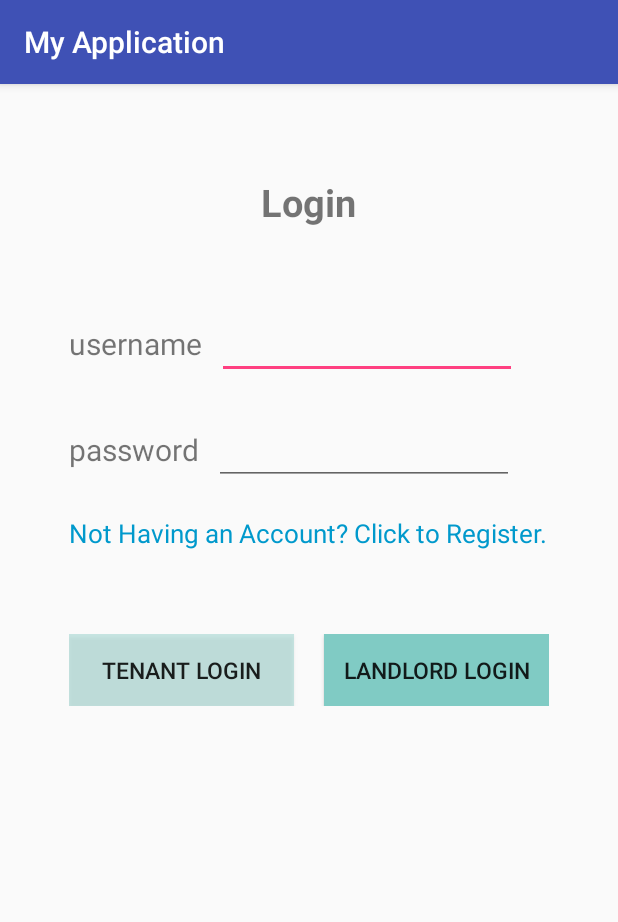
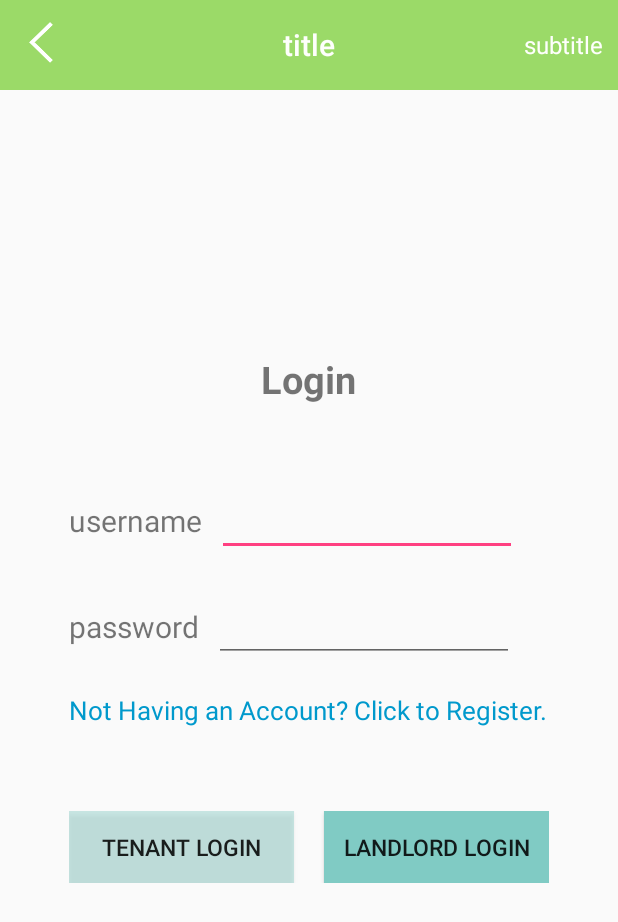
Before and after one commit to LexiLuo/MyApplication, an Android app: the screen it shows after launch (LoginActivity), on a phone screen of 412 x 824 dp. Shown: the top 922 px of the screen. Run offline under Robolectric (Android 15) with nearby library versions, the phone set to English and light mode, and no system bars.

Commit message:
develop: toolbar标题栏的制作以及item中button监听的实现
存在一个小bug，在activity中设置标题栏title无效

```diff
--- /dev/null
+++ b/app/src/main/java/com/example/luoxuechun/myapplication/ui/BaseAppCompatActivity.java
@@ -0,0 +1,133 @@
+package com.example.luoxuechun.myapplication.ui;
+
+import android.os.Bundle;
+import android.support.v7.app.AppCompatActivity;
+import android.support.v7.widget.Toolbar;
+import android.util.Log;
+import android.view.View;
+import android.widget.TextView;
+
+import com.example.luoxuechun.myapplication.R;
+
+/**
+ * Created by luoxuechun on 2017/6/6.
+ */
+
+public abstract class BaseAppCompatActivity extends AppCompatActivity {
+    private static final String TAG = BaseAppCompatActivity.class.getSimpleName();
+    private TextView mToolbarTitle;
+    private TextView mToolbarSubTitle;
+    private Toolbar mToolbar;
+
+    @Override
+    protected void onCreate(Bundle savedInstanceState) {
+        super.onCreate(savedInstanceState);
+        setContentView(getLayoutId());
+
+        mToolbar = (Toolbar) findViewById(R.id.toolbar);
+       /*
+        toolbar.setLogo(R.mipmap.ic_launcher);
+        toolbar.setTitle("Title");
+        toolbar.setSubtitle("Sub Title");
+        */
+        mToolbarTitle = (TextView) findViewById(R.id.toolbar_title);
+        mToolbarSubTitle = (TextView) findViewById(R.id.toolbar_subtitle);
+        mToolbar.setNavigationIcon(R.mipmap.back_icon);
+        if (mToolbar != null) {
+            //将Toolbar显示到界面
+            setSupportActionBar(mToolbar);
+        }
+        if (mToolbarTitle != null) {
+            //getTitle()的值是activity的android:lable属性值
+            mToolbarTitle.setText(getTitle());
+            //设置默认的标题不显示
+            getSupportActionBar().setDisplayShowTitleEnabled(false);
+        }
+
+    }
+
+    @Override
+    protected void onStart() {
+        super.onStart();
+        /**
+         * 判断是否有Toolbar,并默认显示返回按钮
+         */
+        if(null != getToolbar() && isShowBacking()){
+            showBack();
+        }
+    }
+
+    /**
+     * 获取头部标题的TextView
+     * @return
+     */
+    public TextView getToolbarTitle(){
+        return mToolbarTitle;
+    }
+    /**
+     * 获取头部标题的TextView
+     * @return
+     */
+    public TextView getSubTitle(){
+        return mToolbarSubTitle;
+    }
+
+    /**
+     * 设置头部标题
+     * @param title
+     */
+    public void setToolBarTitle(String title) {
+        if(mToolbarTitle != null){
+            mToolbarTitle.setText(title);
+        }else{
+            getToolbar().setTitle(title);
+            setSupportActionBar(getToolbar());
+        }
+    }
+
+    /**
+     * this Activity of tool bar.
+     * 获取头部.
+     * @return support.v7.widget.Toolbar.
+     */
+    public Toolbar getToolbar() {
+        return (Toolbar) findViewById(R.id.toolbar);
+    }
+
+    /**
+     * 版本号小于21的后退按钮图片
+     */
+    private void showBack(){
+        //setNavigationIcon必须在setSupportActionBar(toolbar);方法后面加入
+        getToolbar().setNavigationIcon(R.mipmap.back_icon);
+        getToolbar().setNavigationOnClickListener(new View.OnClickListener() {
+            @Override
+            public void onClick(View v) {
+                onBackPressed();
+            }
+        });
+    }
+
+    /**
+     * 是否显示后退按钮,默认显示,可在子类重写该方法.
+     * @return
+     */
+    protected boolean isShowBacking(){
+        return true;
+    }
+
+    /**
+     * this activity layout res
+     * 设置layout布局,在子类重写该方法.
+     * @return res layout xml id
+     */
+    protected abstract int getLayoutId();
+
+    @Override
+    protected void onDestroy() {
+        super.onDestroy();
+        Log.v(TAG, "onDestroy...");
+
+
+    }
+}
--- a/app/src/main/java/com/example/luoxuechun/myapplication/ui/LoginActivity.java
+++ b/app/src/main/java/com/example/luoxuechun/myapplication/ui/LoginActivity.java
@@ -4,6 +4,7 @@ package com.example.luoxuechun.myapplication.ui;
 import android.content.Intent;
 import android.support.v7.app.AppCompatActivity;
 import android.os.Bundle;
+import android.support.v7.widget.Toolbar;
 import android.view.View;
 import android.view.Window;
 import android.webkit.WebView;
@@ -16,7 +17,7 @@ import com.example.luoxuechun.myapplication.R;
 import org.w3c.dom.Text;
 
 
-public class LoginActivity extends AppCompatActivity {
+public class LoginActivity extends BaseAppCompatActivity {
     /*
      * register：
      * tenant login：
@@ -39,7 +40,11 @@ public class LoginActivity extends AppCompatActivity {
         //this.requestWindowFeature(Window.FEATURE_NO_TITLE);
 
         super.onCreate(savedInstanceState);
+
         setContentView(R.layout.activity_login);
+
+        setToolBarTitle("Login");
+        getSubTitle().setText("More");
 
         et_name = (EditText) findViewById(R.id.nameText);
         et_pass = (EditText) findViewById(R.id.passwordText);
@@ -94,4 +99,9 @@ public class LoginActivity extends AppCompatActivity {
 //
     }
 
+    @Override
+    protected int getLayoutId() {
+        return R.layout.activity_login;
+    }
+
 }
--- a/app/src/main/res/layout/activity_login.xml
+++ b/app/src/main/res/layout/activity_login.xml
@@ -5,22 +5,16 @@
     android:layout_height="match_parent"
     android:gravity="center_horizontal"
     android:orientation="vertical"
-    android:paddingBottom="@dimen/activity_vertical_margin"
-    android:paddingLeft="@dimen/activity_horizontal_margin"
-    android:paddingRight="@dimen/activity_horizontal_margin"
-    android:paddingTop="@dimen/activity_vertical_margin"
     tools:context=".ui.LoginActivity"
     android:weightSum="1">
-
+    <include layout="@layout/toolbar_layout"/>
 
     <LinearLayout
         android:orientation="vertical"
         android:layout_width="wrap_content"
         android:layout_height="wrap_content"
-        android:layout_alignParentLeft="true"
-        android:layout_alignParentStart="true"
-        android:layout_alignParentTop="true"
-        android:layout_marginTop="45dp">
+        android:layout_centerVertical="true"
+        android:layout_centerHorizontal="true">
         <TextView
             android:layout_width="wrap_content"
             android:layout_height="wrap_content"
@@ -92,4 +86,6 @@
 
         </LinearLayout>
     </LinearLayout>
+
+
 </RelativeLayout>
--- a/app/src/main/res/layout/activity_order_results.xml
+++ b/app/src/main/res/layout/activity_order_results.xml
@@ -2,7 +2,7 @@
 <LinearLayout xmlns:android="http://schemas.android.com/apk/res/android"
     android:orientation="vertical" android:layout_width="match_parent"
     android:layout_height="match_parent">
-
+    <include layout="@layout/toolbar_layout"/>
     <ListView
         android:layout_width="match_parent"
         android:layout_height="wrap_content"
--- a/app/src/main/res/layout/activity_tenant_order.xml
+++ b/app/src/main/res/layout/activity_tenant_order.xml
@@ -4,7 +4,7 @@
     android:layout_height="match_parent"
     android:weightSum="1"
     android:layout_weight="1">
-
+    <include layout="@layout/toolbar_layout"/>
     <LinearLayout
         android:orientation="vertical"
         android:layout_width="match_parent"
--- a/app/src/main/res/layout/app_bar_left_slip.xml
+++ b/app/src/main/res/layout/app_bar_left_slip.xml
@@ -4,8 +4,8 @@
     xmlns:tools="http://schemas.android.com/tools"
     android:layout_width="match_parent"
     android:layout_height="match_parent"
-    android:fitsSystemWindows="true"
-    tools:context="res.layout.LeftSlipActivity">
+    android:fitsSystemWindows="true">
+    <!--tools:context="res.layout.LeftSlipActivity">-->
 
     <android.support.design.widget.AppBarLayout
         android:layout_width="match_parent"
--- a/app/src/main/res/layout/toolbar_layout.xml
+++ b/app/src/main/res/layout/toolbar_layout.xml
@@ -3,9 +3,9 @@
     xmlns:android="http://schemas.android.com/apk/res/android"
     android:id="@+id/toolbar"
     android:layout_width="match_parent"
-    android:layout_height="wrap_content"
-    android:background="@color/colorDivider"
-    android:minHeight="?attr/actionBarSize">
+    android:layout_height="60dp"
+    android:minHeight="?attr/actionBarSize"
+    android:background="@color/colorDivider">
     <!--自定义toolbar的title 和subtitle -->
     <TextView
         android:id="@+id/toolbar_subtitle"
--- a/app/src/main/res/values-v21/styles.xml
+++ b/app/src/main/res/values-v21/styles.xml
@@ -6,5 +6,6 @@
         <item name="android:windowDrawsSystemBarBackgrounds">true</item>
         <item name="android:statusBarColor">@android:color/transparent</item>
     </style>
-
+    <style name="AppTheme" parent="AppTheme.Base">
+    </style>
 </resources>
--- a/app/src/main/res/values/colors.xml
+++ b/app/src/main/res/values/colors.xml
@@ -5,4 +5,7 @@
     <color name="colorAccent">#FF4081</color>
     <color name="colorDivider">#9bda68</color>
     <color name="white">#fefffc</color>
+    <color name="grey">#e1e1df</color>
+    <color name="toolBarColor">#313f48</color>
+    <color name="baseButtonColor">#6aa632</color>
 </resources>
--- a/app/src/main/res/values/styles.xml
+++ b/app/src/main/res/values/styles.xml
@@ -1,12 +1,12 @@
 <resources>
 
     <!-- Base application theme. -->
-    <style name="AppTheme" parent="Theme.AppCompat.Light.DarkActionBar">
-        <!-- Customize your theme here. -->
-        <item name="colorPrimary">@color/colorPrimary</item>
-        <item name="colorPrimaryDark">@color/colorPrimaryDark</item>
-        <item name="colorAccent">@color/colorAccent</item>
-    </style>
+    <!--<style name="AppTheme" parent="Theme.AppCompat.Light.DarkActionBar">-->
+        <!--&lt;!&ndash; Customize your theme here. &ndash;&gt;-->
+        <!--<item name="colorPrimary">@color/colorPrimary</item>-->
+        <!--<item name="colorPrimaryDark">@color/colorPrimaryDark</item>-->
+        <!--<item name="colorAccent">@color/colorAccent</item>-->
+    <!--</style>-->
 
     <style name="AppTheme.NoActionBar">
         <item name="windowActionBar">false</item>
@@ -21,4 +21,14 @@
         <item name="windowActionBar">false</item>
         <item name="windowNoTitle">true</item>
     </style>
+
+
+    <style name="AppTheme" parent="AppTheme.Base">
+    </style>
+    <style name="AppTheme.Base" parent="Theme.AppCompat.Light.NoActionBar">
+        <item name="colorPrimary">@color/colorPrimary</item>
+        <item name="colorPrimaryDark">@color/colorPrimaryDark</item>
+        <item name="colorAccent">@color/colorAccent</item>
+    </style>
+
 </resources>
```
Also changed, not shown: app/src/main/java/com/example/luoxuechun/myapplication/adapter/OrderResultsAdapter.java (+26 -4 lines), app/src/main/java/com/example/luoxuechun/myapplication/ui/roomResultsDetailActivity.java (+11 -0 lines), app/src/main/res/drawable/background_grey.xml (added, +13 -0 lines), app/src/main/res/layout/activity_room_results_detail.xml (+6 -8 lines), app/src/main/res/mipmap-hdpi/back_icon.png (added).
